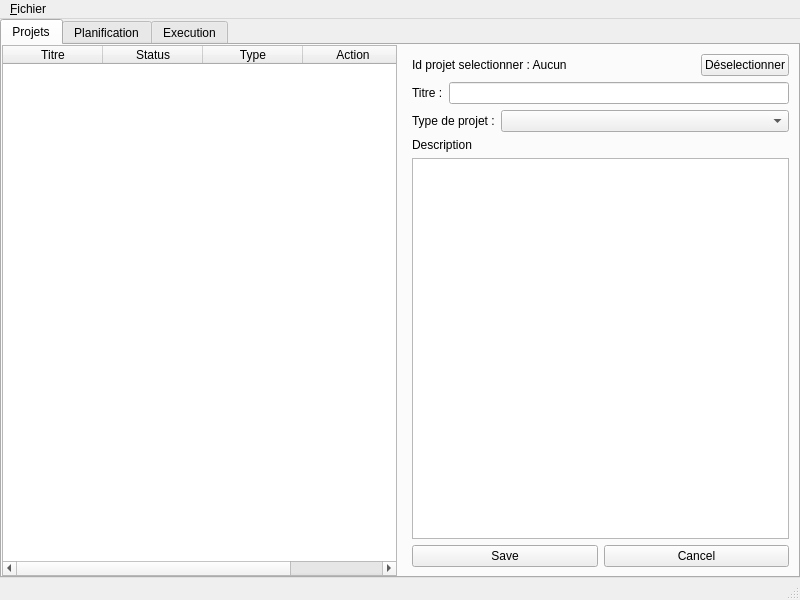
First picture: the form in view/ui/main_window.ui, repository paradoxisme-dev/plan-n-run-db, before the edit.
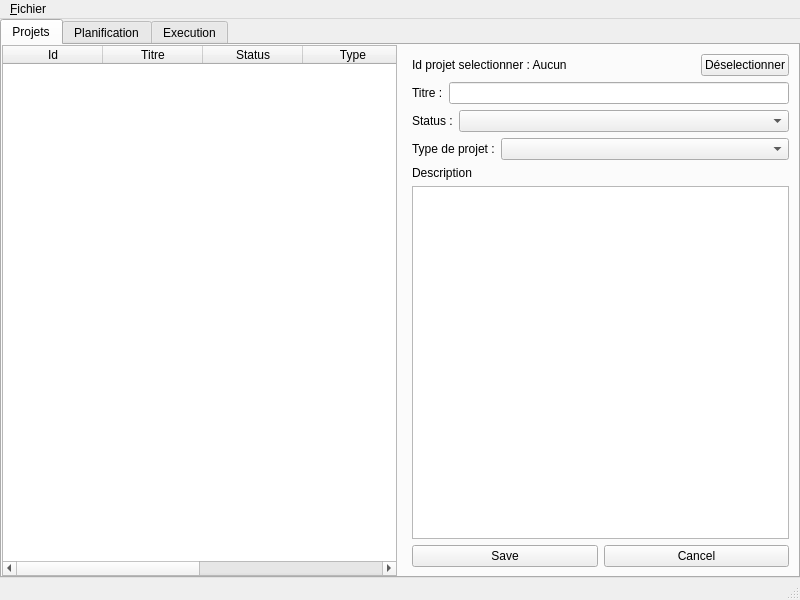
Second picture: the form after the edit.

Commit message: ✨ add project_status in types

What changed in the file:
```diff
--- a/view/ui/main_window.ui
+++ b/view/ui/main_window.ui
@@ -54,6 +54,11 @@
         </property>
         <item>
          <widget class="QTableWidget" name="project_table">
+          <column>
+           <property name="text">
+            <string>Id</string>
+           </property>
+          </column>
           <column>
            <property name="text">
             <string>Titre</string>
@@ -74,6 +79,11 @@
             <string>Action</string>
            </property>
           </column>
+          <column>
+           <property name="text">
+            <string>Parent</string>
+           </property>
+          </column>
          </widget>
         </item>
         <item>
@@ -151,6 +161,41 @@
              </layout>
             </widget>
            </item>
+           <item>
+            <widget class="QWidget" name="widget_6" native="true">
+             <layout class="QHBoxLayout" name="horizontalLayout_6">
+              <property name="leftMargin">
+               <number>0</number>
+              </property>
+              <property name="topMargin">
+               <number>0</number>
+              </property>
+              <property name="rightMargin">
+               <number>0</number>
+              </property>
+              <property name="bottomMargin">
+               <number>0</number>
+              </property>
+              <item>
+               <widget class="QLabel" name="label_4">
+                <property name="text">
+                 <string>Status :</string>
+                </property>
+               </widget>
+              </item>
+              <item>
+               <widget class="QComboBox" name="project_status_combo">
+                <property name="sizePolicy">
+                 <sizepolicy hsizetype="Expanding" vsizetype="Fixed">
+                  <horstretch>0</horstretch>
+                  <verstretch>0</verstretch>
+                 </sizepolicy>
+                </property>
+               </widget>
+              </item>
+             </layout>
+            </widget>
+           </item>
            <item>
             <widget class="QWidget" name="widget_5" native="true">
              <layout class="QHBoxLayout" name="horizontalLayout_5">
```
Left out of the diff: 2 changed lines with no effect on the pictures. The commit also changes 3 other files.
